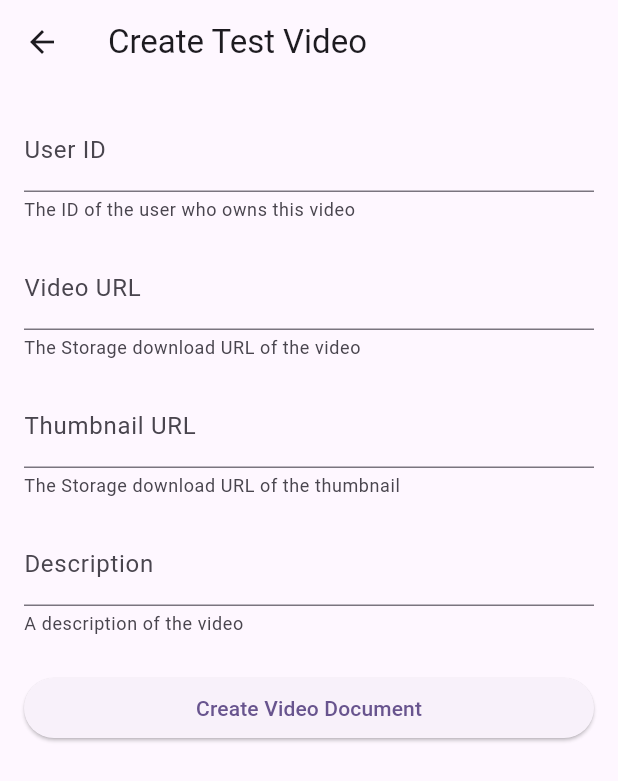
After one commit to tzhang96/ClipChain, a Flutter app: the screen it shows once a user with an empty profile is signed in, item 2 of the bottom bar chosen, after a tap on the "science" icon, on a phone screen of 412 x 824 dp. The commit adds this screen. Shown: the top 781 px of the screen. Run offline on Flutter 3.47's test engine with Material 3 defaults, Android fonts, the phone set to English and light mode, and no system bars; our stand-ins replace cloud_firestore, firebase_auth, firebase_core, firebase_storage, video_player; accounts and stored records are empty; generated files the repository leaves out were written again.

Commit message:
Working on basic video functionality.

```diff
--- a/clipchain/lib/main.dart
+++ b/clipchain/lib/main.dart
@@ -44,9 +44,12 @@ class AuthWrapper extends StatelessWidget {
   Widget build(BuildContext context) {
     return Consumer<AuthProvider>(
       builder: (context, authProvider, _) {
+        print('AuthWrapper: isAuthenticated = ${authProvider.isAuthenticated}');  // Debug print
         if (authProvider.isAuthenticated) {
-          return const HomeScreen();
+          print('AuthWrapper: Returning HomeScreen');  // Debug print
+          return HomeScreen();
         } else {
+          print('AuthWrapper: Returning LoginScreen');  // Debug print
           return const LoginScreen();
         }
       },
--- /dev/null
+++ b/clipchain/lib/models/video_model.dart
@@ -0,0 +1,52 @@
+import 'package:cloud_firestore/cloud_firestore.dart';
+import '../types/firestore_types.dart';
+
+class VideoModel {
+  final String id;
+  final String userId;
+  final String videoUrl;
+  final String thumbnailUrl;
+  final String description;
+  final int likes;
+  final DateTime createdAt;
+
+  const VideoModel({
+    required this.id,
+    required this.userId,
+    required this.videoUrl,
+    required this.thumbnailUrl,
+    required this.description,
+    required this.likes,
+    required this.createdAt,
+  });
+
+  factory VideoModel.fromDocument(VideoDocument doc) {
+    return VideoModel(
+      id: doc.id,
+      userId: doc.userId,
+      videoUrl: doc.videoUrl,
+      thumbnailUrl: doc.thumbnailUrl,
+      description: doc.description,
+      likes: doc.likes,
+      createdAt: doc.createdAt.toDate(),
+    );
+  }
+
+  factory VideoModel.fromMap(Map<String, dynamic> map) {
+    return VideoModel.fromDocument(VideoDocument.fromMap(map));
+  }
+
+  VideoDocument toDocument() {
+    return VideoDocument(
+      id: id,
+      userId: userId,
+      videoUrl: videoUrl,
+      thumbnailUrl: thumbnailUrl,
+      description: description,
+      likes: likes,
+      createdAt: Timestamp.fromDate(createdAt),
+    );
+  }
+
+  Map<String, dynamic> toMap() => toDocument().toMap();
+}
--- a/clipchain/lib/screens/home_screen.dart
+++ b/clipchain/lib/screens/home_screen.dart
@@ -1,9 +1,68 @@
 import 'package:flutter/material.dart';
 import 'package:provider/provider.dart';
 import '../providers/auth_provider.dart';
+import 'video_feed_screen.dart';
+import 'test_video_screen.dart';
 
-class HomeScreen extends StatelessWidget {
+class HomeScreen extends StatefulWidget {
   const HomeScreen({super.key});
+
+  @override
+  State<HomeScreen> createState() => _HomeScreenState();
+}
+
+class _HomeScreenState extends State<HomeScreen> {
+  int _selectedIndex = 0;
+
+  final List<Widget> _screens = [
+    const VideoFeedScreen(),
+    const Placeholder(), // Upload screen (to be implemented)
+    const ProfilePlaceholder(), // Profile screen (to be implemented)
+  ];
+
+  @override
+  Widget build(BuildContext context) {
+    print('Building NEW HomeScreen with navigation bar');  // Debug print
+    final authProvider = context.watch<AuthProvider>();
+
+    return Scaffold(
+      body: _screens[_selectedIndex],
+      bottomNavigationBar: BottomNavigationBar(
+        currentIndex: _selectedIndex,
+        onTap: (index) => setState(() => _selectedIndex = index),
+        items: const [
+          BottomNavigationBarItem(
+            icon: Icon(Icons.home),
+            label: 'Feed',
+          ),
+          BottomNavigationBarItem(
+            icon: Icon(Icons.add_circle_outline),
+            label: 'Create',
+          ),
+          BottomNavigationBarItem(
+            icon: Icon(Icons.person),
+            label: 'Profile',
+          ),
+        ],
+      ),
+      floatingActionButton: FloatingActionButton(
+        onPressed: () {
+          Navigator.of(context).push(
+            MaterialPageRoute(
+              builder: (context) => const TestVideoScreen(),
+            ),
+          );
+        },
+        child: const Icon(Icons.science),
+        tooltip: 'Create Test Video',
+      ),
+    );
+  }
+}
+
+// Temporary placeholder for the profile screen
+class ProfilePlaceholder extends StatelessWidget {
+  const ProfilePlaceholder({super.key});
 
   @override
   Widget build(BuildContext context) {
@@ -12,7 +71,7 @@ class HomeScreen extends StatelessWidget {
 
     return Scaffold(
       appBar: AppBar(
-        title: const Text('Home'),
+        title: const Text('Profile'),
         actions: [
           IconButton(
             icon: const Icon(Icons.logout),
@@ -35,7 +94,7 @@ class HomeScreen extends StatelessWidget {
           mainAxisAlignment: MainAxisAlignment.center,
           children: [
             Text(
-              'Welcome!',
+              'Profile',
               style: Theme.of(context).textTheme.headlineMedium,
             ),
             const SizedBox(height: 8),
--- /dev/null
+++ b/clipchain/lib/screens/test_video_screen.dart
@@ -0,0 +1,118 @@
+import 'package:flutter/material.dart';
+import '../services/storage_service.dart';
+
+class TestVideoScreen extends StatefulWidget {
+  const TestVideoScreen({super.key});
+
+  @override
+  State<TestVideoScreen> createState() => _TestVideoScreenState();
+}
+
+class _TestVideoScreenState extends State<TestVideoScreen> {
+  final _formKey = GlobalKey<FormState>();
+  final _storageService = StorageService();
+
+  String _userId = '';
+  String _videoUrl = '';
+  String _thumbnailUrl = '';
+  String _description = '';
+  bool _isLoading = false;
+
+  Future<void> _createTestVideo() async {
+    if (!_formKey.currentState!.validate()) return;
+
+    _formKey.currentState!.save();
+
+    setState(() => _isLoading = true);
+
+    try {
+      final videoId = await _storageService.createVideoDocument(
+        userId: _userId,
+        videoUrl: _videoUrl,
+        thumbnailUrl: _thumbnailUrl,
+        description: _description,
+      );
+
+      if (mounted) {
+        ScaffoldMessenger.of(context).showSnackBar(
+          SnackBar(content: Text('Video document created with ID: $videoId')),
+        );
+      }
+    } catch (e) {
+      if (mounted) {
+        ScaffoldMessenger.of(context).showSnackBar(
+          SnackBar(content: Text('Error: $e')),
+        );
+      }
+    } finally {
+      if (mounted) {
+        setState(() => _isLoading = false);
+      }
+    }
+  }
+
+  @override
+  Widget build(BuildContext context) {
+    return Scaffold(
+      appBar: AppBar(
+        title: const Text('Create Test Video'),
+      ),
+      body: Padding(
+        padding: const EdgeInsets.all(16.0),
+        child: Form(
+          key: _formKey,
+          child: ListView(
+            children: [
+              TextFormField(
+                decoration: const InputDecoration(
+                  labelText: 'User ID',
+                  helperText: 'The ID of the user who owns this video',
+                ),
+                validator: (value) =>
+                    value?.isEmpty ?? true ? 'Please enter a user ID' : null,
+                onSaved: (value) => _userId = value ?? '',
+              ),
+              const SizedBox(height: 16),
+              TextFormField(
+                decoration: const InputDecoration(
+                  labelText: 'Video URL',
+                  helperText: 'The Storage download URL of the video',
+                ),
+                validator: (value) =>
+                    value?.isEmpty ?? true ? 'Please enter the video URL' : null,
+                onSaved: (value) => _videoUrl = value ?? '',
+              ),
+              const SizedBox(height: 16),
+              TextFormField(
+                decoration: const InputDecoration(
+                  labelText: 'Thumbnail URL',
+                  helperText: 'The Storage download URL of the thumbnail',
+                ),
+                validator: (value) =>
+                    value?.isEmpty ?? true ? 'Please enter the thumbnail URL' : null,
+                onSaved: (value) => _thumbnailUrl = value ?? '',
+              ),
+              const SizedBox(height: 16),
+              TextFormField(
+                decoration: const InputDecoration(
+                  labelText: 'Description',
+                  helperText: 'A description of the video',
+                ),
+                validator: (value) =>
+                    value?.isEmpty ?? true ? 'Please enter a description' : null,
+                onSaved: (value) => _description = value ?? '',
+              ),
+              const SizedBox(height: 24),
+              ElevatedButton(
+                onPressed: _isLoading ? null : _createTestVideo,
+                child: _isLoading
+                    ? const CircularProgressIndicator()
+                    : const Text('Create Video Document'),
+              ),
+            ],
+          ),
+        ),
+      ),
+    );
+  }
+}
--- /dev/null
+++ b/clipchain/lib/screens/video_feed_screen.dart
@@ -0,0 +1,146 @@
+import 'package:flutter/material.dart';
+import 'package:video_player/video_player.dart';
+import 'package:cloud_firestore/cloud_firestore.dart';
+import '../models/video_model.dart';
+
+class VideoFeedScreen extends StatefulWidget {
+  const VideoFeedScreen({super.key});
+
+  @override
+  State<VideoFeedScreen> createState() => _VideoFeedScreenState();
+}
+
+class _VideoFeedScreenState extends State<VideoFeedScreen> {
+  final PageController _pageController = PageController();
+  List<VideoModel> _videos = [];
+  int _currentPageIndex = 0;
+  VideoPlayerController? _currentController;
+  bool _isLoading = true;
+
+  @override
+  void initState() {
+    super.initState();
+    _loadVideos();
+  }
+
+  Future<void> _loadVideos() async {
+    try {
+      final QuerySnapshot snapshot = await FirebaseFirestore.instance
+          .collection('videos')
+          .orderBy('createdAt', descending: true)
+          .limit(10)
+          .get();
+
+      setState(() {
+        _videos = snapshot.docs
+            .map((doc) => VideoModel.fromMap(
+                {...doc.data() as Map<String, dynamic>, 'id': doc.id}))
+            .toList();
+        _isLoading = false;
+      });
+
+      if (_videos.isNotEmpty) {
+        _initializeVideo(0);
+      }
+    } catch (e) {
+      setState(() => _isLoading = false);
+      ScaffoldMessenger.of(context).showSnackBar(
+        SnackBar(content: Text('Error loading videos: ${e.toString()}')),
+      );
+    }
+  }
+
+  Future<void> _initializeVideo(int index) async {
+    if (index >= 0 && index < _videos.length) {
+      final controller =
+          VideoPlayerController.networkUrl(Uri.parse(_videos[index].videoUrl));
+
+      await controller.initialize();
+      controller.setLooping(true);
+
+      if (mounted) {
+        setState(() {
+          if (_currentController != null) {
+            _currentController!.pause();
+            _currentController!.dispose();
+          }
+          _currentController = controller;
+          _currentController!.play();
+        });
+      }
+    }
+  }
+
+  @override
+  void dispose() {
+    _pageController.dispose();
+    _currentController?.dispose();
+    super.dispose();
+  }
+
+  @override
+  Widget build(BuildContext context) {
+    if (_isLoading) {
+      return const Center(child: CircularProgressIndicator());
+    }
+
+    if (_videos.isEmpty) {
+      return const Center(child: Text('No videos available'));
+    }
+
+    return PageView.builder(
+      scrollDirection: Axis.vertical,
+      controller: _pageController,
+      onPageChanged: (index) {
+        setState(() => _currentPageIndex = index);
+        _initializeVideo(index);
+      },
+      itemCount: _videos.length,
+      itemBuilder: (context, index) {
+        final video = _videos[index];
+
+        return Stack(
+          fit: StackFit.expand,
+          children: [
+            if (_currentController != null &&
+                _currentPageIndex == index &&
+                _currentController!.value.isInitialized)
+              VideoPlayer(_currentController!)
+            else
+              const Center(child: CircularProgressIndicator()),
+
+            // Video Info Overlay
+            Positioned(
+              bottom: 80,
+              left: 16,
+              child: Column(
+                crossAxisAlignment: CrossAxisAlignment.start,
+                children: [
+                  Text(
+                    video.description,
+                    style: const TextStyle(
+                      color: Colors.white,
+                      fontSize: 16,
+                      fontWeight: FontWeight.bold,
+                    ),
+                  ),
+                  const SizedBox(height: 8),
+                  Row(
+                    children: [
+                      const Icon(Icons.favorite, color: Colors.white),
+                      const SizedBox(width: 4),
+                      Text(
+                        '${video.likes}',
+                        style: const TextStyle(color: Colors.white),
+                      ),
+                    ],
+                  ),
+                ],
+              ),
+            ),
+          ],
+        );
+      },
+    );
+  }
+}
--- /dev/null
+++ b/clipchain/lib/types/firestore_types.dart
@@ -0,0 +1,174 @@
+import 'package:cloud_firestore/cloud_firestore.dart';
+
+/// Represents the structure of a document in the 'videos' collection
+class VideoDocument {
+  final String id;
+  final String userId;
+  final String videoUrl;
+  final String thumbnailUrl;
+  final String description;
+  final int likes;
+  final Timestamp createdAt;
+
+  const VideoDocument({
+    required this.id,
+    required this.userId,
+    required this.videoUrl,
+    required this.thumbnailUrl,
+    required this.description,
+    required this.likes,
+    required this.createdAt,
+  });
+
+  factory VideoDocument.fromMap(Map<String, dynamic> map) {
+    return VideoDocument(
+      id: map['id'] as String,
+      userId: map['userId'] as String,
+      videoUrl: map['videoUrl'] as String,
+      thumbnailUrl: map['thumbnailUrl'] as String,
+      description: map['description'] as String,
+      likes: map['likes'] as int,
+      createdAt: map['createdAt'] as Timestamp,
+    );
+  }
+
+  Map<String, dynamic> toMap() => {
+    'id': id,
+    'userId': userId,
+    'videoUrl': videoUrl,
+    'thumbnailUrl': thumbnailUrl,
+    'description': description,
+    'likes': likes,
+    'createdAt': createdAt,
+  };
+}
+
+/// Represents the structure of a document in the 'users' collection
+class UserDocument {
+  final String id;
+  final String email;
+  final String username;
+  final String? photoUrl;
+  final String? bio;
+  final List<String> followers;
+  final List<String> following;
+  final Timestamp createdAt;
+
+  const UserDocument({
+    required this.id,
+    required this.email,
+    required this.username,
+    this.photoUrl,
+    this.bio,
+    required this.followers,
+    required this.following,
+    required this.createdAt,
+  });
+
+  factory UserDocument.fromMap(Map<String, dynamic> map) {
+    return UserDocument(
+      id: map['id'] as String,
+      email: map['email'] as String,
+      username: map['username'] as String,
+      photoUrl: map['photoUrl'] as String?,
+      bio: map['bio'] as String?,
+      followers: List<String>.from(map['followers'] as List),
+      following: List<String>.from(map['following'] as List),
+      createdAt: map['createdAt'] as Timestamp,
+    );
+  }
+
+  Map<String, dynamic> toMap() => {
+    'id': id,
+    'email': email,
+    'username': username,
+    'photoUrl': photoUrl,
+    'bio': bio,
+    'followers': followers,
+    'following': following,
+    'createdAt': createdAt,
+  };
+}
+
+/// Represents the structure of a document in the 'comments' collection
+class CommentDocument {
+  final String id;
+  final String videoId;
+  final String userId;
+  final String text;
+  final Timestamp createdAt;
+
+  const CommentDocument({
+    required this.id,
+    required this.videoId,
+    required this.userId,
+    required this.text,
+    required this.createdAt,
+  });
+
+  factory CommentDocument.fromMap(Map<String, dynamic> map) {
+    return CommentDocument(
+      id: map['id'] as String,
+      videoId: map['videoId'] as String,
+      userId: map['userId'] as String,
+      text: map['text'] as String,
+      createdAt: map['createdAt'] as Timestamp,
+    );
+  }
+
+  Map<String, dynamic> toMap() => {
+    'id': id,
+    'videoId': videoId,
+    'userId': userId,
+    'text': text,
+    'createdAt': createdAt,
+  };
+}
+
+/// Represents the structure of a document in the 'likes' collection
+class LikeDocument {
+  final String id;
+  final String videoId;
+  final String userId;
+  final Timestamp createdAt;
+
+  const LikeDocument({
+    required this.id,
+    required this.videoId,
+    required this.userId,
+    required this.createdAt,
+  });
+
+  factory LikeDocument.fromMap(Map<String, dynamic> map) {
+    return LikeDocument(
+      id: map['id'] as String,
+      videoId: map['videoId'] as String,
+      userId: map['userId'] as String,
+      createdAt: map['createdAt'] as Timestamp,
+    );
+  }
+
+  Map<String, dynamic> toMap() => {
+    'id': id,
+    'videoId': videoId,
+    'userId': userId,
+    'createdAt': createdAt,
+  };
+}
+
+/// Collection path constants to avoid typos
+class FirestorePaths {
+  static const String videos = 'videos';
+  static const String users = 'users';
+  static const String comments = 'comments';
+  static const String likes = 'likes';
+
+  // Private constructor to prevent instantiation
+  FirestorePaths._();
+
+  /// Helper method to get a user's likes subcollection path
+  static String userLikes(String userId) => 'users/$userId/likes';
+
+  /// Helper method to get a video's comments subcollection path
+  static String videoComments(String videoId) => 'videos/$videoId/comments';
+}
--- a/clipchain/pubspec.yaml
+++ b/clipchain/pubspec.yaml
@@ -38,6 +38,12 @@ dependencies:
   # Firebase
   firebase_core: ^2.25.4
   firebase_auth: ^4.17.4
+  cloud_firestore: ^4.15.4
+  firebase_storage: ^11.6.5
+
+  # Video Player
+  video_player: ^2.8.2
+  chewie: ^1.7.5
 
   # State Management
   provider: ^6.1.1
```
Also changed, not shown: clipchain/lib/services/storage_service.dart (added, +112 -0 lines), 8 other files.
